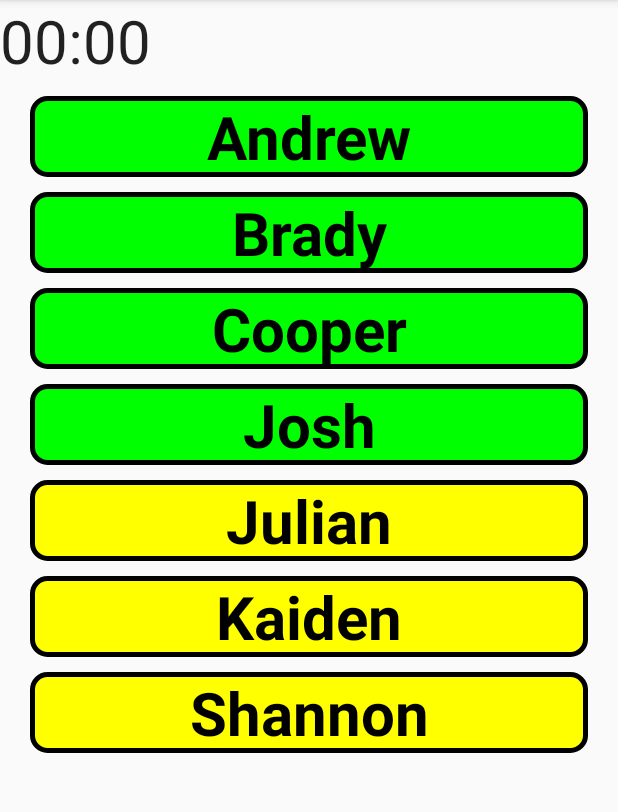
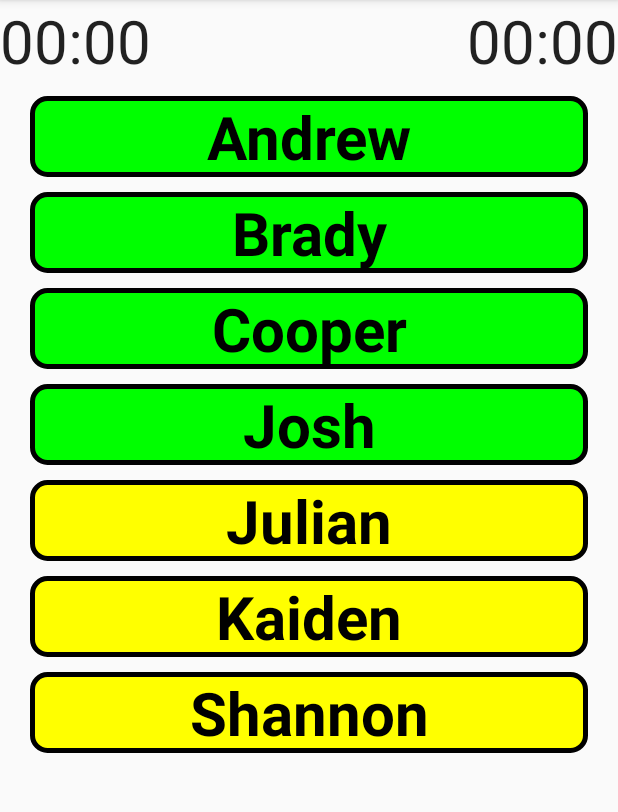
Before and after one commit to aardmark/footballmanager, an Android app: the screen it shows after launch (MainActivity), on a phone screen of 412 x 824 dp, the part 84-896 px from its top. Run offline under Robolectric (Android 15) with nearby library versions, the phone set to English and light mode, and no system bars.

```diff
--- a/app/src/main/java/au/net/mjktech/footballmanager/MainActivity.java
+++ b/app/src/main/java/au/net/mjktech/footballmanager/MainActivity.java
@@ -58,15 +58,15 @@ public class MainActivity extends ActionBarActivity {
     @Override
     protected void onPause() {
         super.onPause();
-        Stopwatch stopwatch = (Stopwatch) findViewById(R.id.stopwatch);
-        stopwatch.onPause();
+        ((Stopwatch) findViewById(R.id.stopwatch)).onPause();
+        ((Stopwatch) findViewById(R.id.matchTimer)).onPause();
     }
 
     @Override
     protected void onResume() {
         super.onResume();
-        Stopwatch stopwatch = (Stopwatch) findViewById(R.id.stopwatch);
-        stopwatch.onResume();
+        ((Stopwatch) findViewById(R.id.stopwatch)).onResume();
+        ((Stopwatch) findViewById(R.id.matchTimer)).onResume();
     }
 
     @Override
--- a/app/src/main/res/layout/activity_main.xml
+++ b/app/src/main/res/layout/activity_main.xml
@@ -10,12 +10,24 @@
         android:orientation="horizontal">
 
         <au.net.mjktech.footballmanager.Stopwatch
-            android:layout_width="0dp"
+            android:layout_width="wrap_content"
             android:layout_height="fill_parent"
             android:id="@+id/stopwatch"
+            android:textSize="40sp" />
+
+        <TextView
+            android:layout_width="wrap_content"
+            android:layout_height="wrap_content"
+            android:text=""
             android:textSize="40sp"
-            android:layout_weight="1"
-            android:layout_marginRight="40dp" />
+            android:layout_weight="2"
+            android:id="@+id/status" />
+
+        <au.net.mjktech.footballmanager.Stopwatch
+            android:layout_width="wrap_content"
+            android:layout_height="fill_parent"
+            android:id="@+id/matchTimer"
+            android:textSize="40sp" />
 
     </LinearLayout>
 
```
